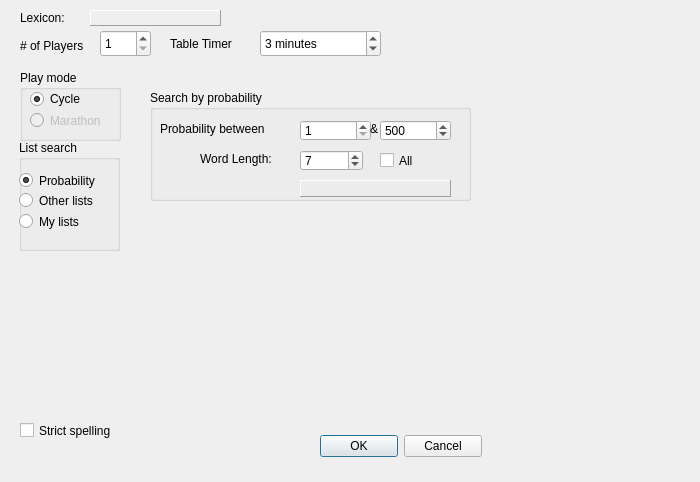
Old version of the form aerolith/trunk/src/aerolithclient/tableCreateForm.ui in the repository domino14/aerolithdesktop.
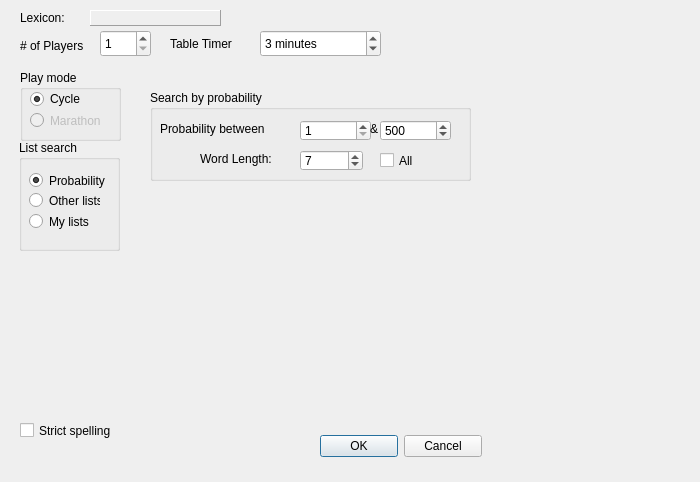
New version of the form.

Commit message: Finally! This code, or something extremely close to it, is a 0.9 beta candidate. Still need to build .sh file for Mac with the words directory, but at least for Windows this'll work.

The edit to the form file:
```diff
--- a/aerolith/trunk/src/aerolithclient/tableCreateForm.ui
+++ b/aerolith/trunk/src/aerolithclient/tableCreateForm.ui
@@ -224,9 +224,9 @@
    <widget class="QRadioButton" name="radioButtonProbability">
     <property name="geometry">
      <rect>
-      <x>0</x>
+      <x>10</x>
       <y>30</y>
-      <width>101</width>
+      <width>81</width>
       <height>21</height>
      </rect>
     </property>
@@ -240,9 +240,9 @@
    <widget class="QRadioButton" name="radioButtonOtherLists">
     <property name="geometry">
      <rect>
-      <x>0</x>
+      <x>10</x>
       <y>50</y>
-      <width>101</width>
+      <width>71</width>
       <height>21</height>
      </rect>
     </property>
@@ -253,9 +253,9 @@
    <widget class="QRadioButton" name="radioButtonMyLists">
     <property name="geometry">
      <rect>
-      <x>0</x>
+      <x>10</x>
       <y>70</y>
-      <width>108</width>
+      <width>71</width>
       <height>23</height>
      </rect>
     </property>
@@ -296,7 +296,7 @@
        <x>10</x>
        <y>20</y>
        <width>321</width>
-       <height>111</height>
+       <height>91</height>
       </rect>
      </property>
      <property name="title">
@@ -423,25 +423,6 @@
        <string>All</string>
       </property>
      </widget>
-     <widget class="QLabel" name="labelWordsPerWL">
-      <property name="geometry">
-       <rect>
-        <x>150</x>
-        <y>90</y>
-        <width>151</width>
-        <height>17</height>
-       </rect>
-      </property>
-      <property name="frameShape">
-       <enum>QFrame::Panel</enum>
-      </property>
-      <property name="frameShadow">
-       <enum>QFrame::Raised</enum>
-      </property>
-      <property name="text">
-       <string/>
-      </property>
-     </widget>
     </widget>
    </widget>
    <widget class="QWidget" name="page_2">
```
Left out of the diff: 3 changed lines with no effect on the pictures. The commit also changes 19 other files.
